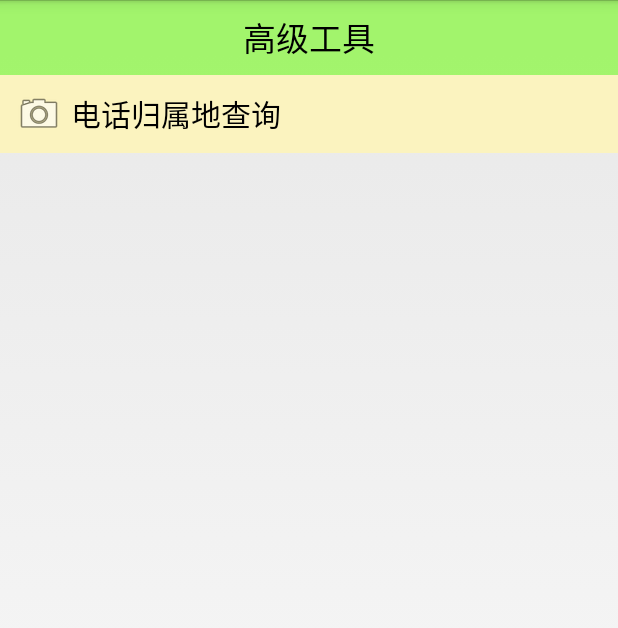
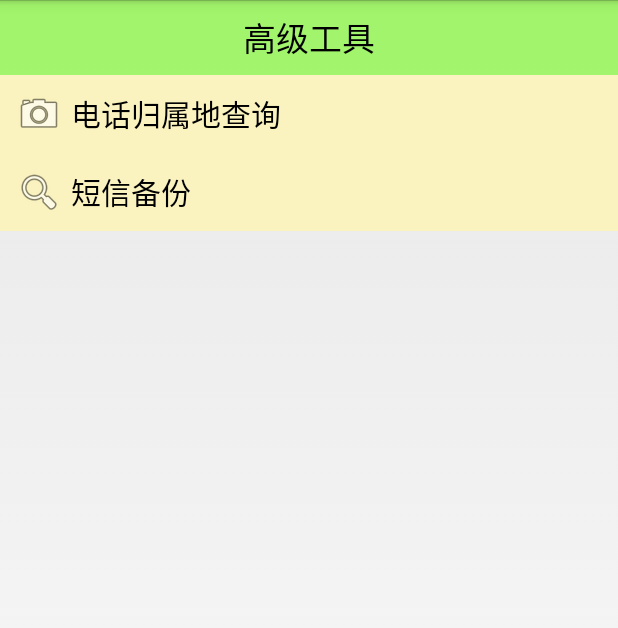
Before and after one commit to AnglusWang/MobileSafe, an Android app: the AToolsActivity screen opened directly, with no data from a screen before it, on a phone screen of 412 x 824 dp. Shown: the top 628 px of the screen. Run offline under Robolectric (Android 15) with nearby library versions, the phone set to English and light mode, and no system bars.

Commit message:
高级工具模块 --- 优化xml 布局文件，添加 短信查询条目（功能待实现）

```diff
--- a/app/src/main/res/layout/activity_atools.xml
+++ b/app/src/main/res/layout/activity_atools.xml
@@ -1,6 +1,7 @@
 <?xml version="1.0" encoding="utf-8"?>
 <LinearLayout
     xmlns:android="http://schemas.android.com/apk/res/android"
+    xmlns:tools="http://schemas.android.com/tools"
     android:orientation="vertical"
     android:layout_width="match_parent"
     android:layout_height="match_parent">
@@ -10,17 +11,15 @@
         android:text="高级工具" />
 
     <TextView
-        android:layout_width="match_parent"
-        android:layout_height="wrap_content"
-        android:background="@drawable/button"
-        android:clickable="true"
+        style="@style/AToolsItemStyle"
+        android:onClick="numberAddressQuery"
         android:drawableLeft="@android:drawable/ic_menu_camera"
-        android:drawablePadding="5dp"
-        android:gravity="center_vertical"
-        android:onClick="numberAddressQuery"
-        android:padding="10dp"
-        android:text="电话归属地查询"
-        android:textColor="@color/black"
-        android:textSize="20sp" />
+        android:text="电话归属地查询"/>
+
+    <TextView
+        style="@style/AToolsItemStyle"
+        android:onClick="messagingQuery"
+        android:drawableLeft="@android:drawable/ic_menu_search"
+        android:text="短信备份"/>
 
 </LinearLayout>
--- a/app/src/main/res/values/styles.xml
+++ b/app/src/main/res/values/styles.xml
@@ -49,4 +49,19 @@
         <item name="android:text">上一步</item>
     </style>
 
+    <!-- 高级工具条目 -->
+    <style name="AToolsItemStyle">
+        <item name="android:layout_width">match_parent</item>
+        <item name="android:layout_height">wrap_content</item>
+        <item name="android:background">@drawable/button</item>
+        <item name="android:clickable">true</item>
+        <item name="android:drawableLeft">@mipmap/ic_launcher</item>
+        <item name="android:drawablePadding">5dp</item>
+        <item name="android:gravity">center_vertical</item>
+        <item name="android:padding">10dp</item>
+        <item name="android:text">请自行修改</item>
+        <item name="android:textColor">@color/black</item>
+        <item name="android:textSize">20sp</item>
+    </style>
+
 </resources>
```
